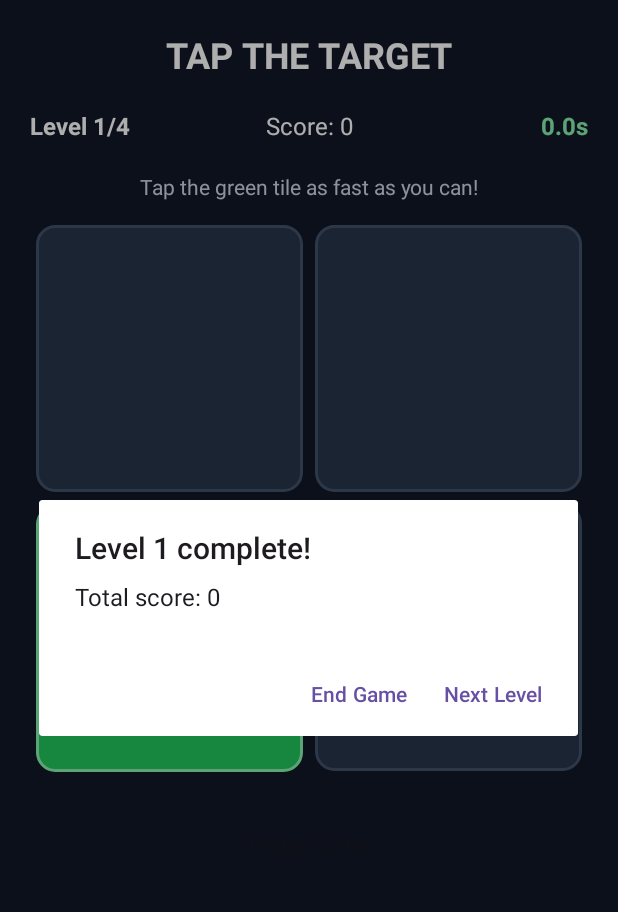
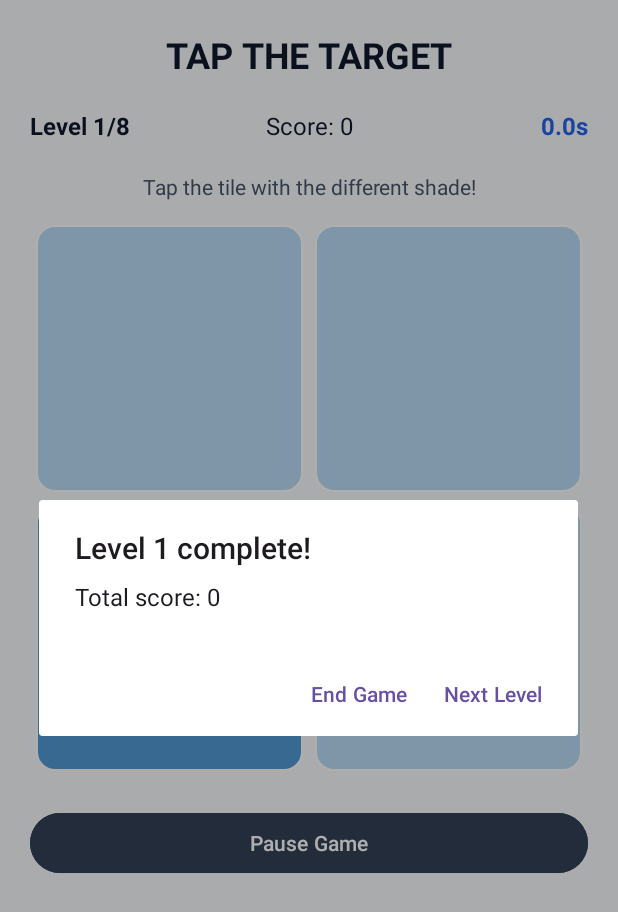
Before and after one commit to kahyikang/Tap-Target-Game, an Android app: the screen it shows after launch (MainActivity), on a phone screen of 412 x 824 dp. Shown: the top 912 px of the screen. Run offline under Robolectric (Android 15) with nearby library versions, the phone set to English and light mode, and no system bars.

Commit message:
Add levels 5-8 with increasing color difficulty

```diff
--- a/app/src/main/java/my/edu/utar/p1_kang_kah_yi_2302786/MainActivity.java
+++ b/app/src/main/java/my/edu/utar/p1_kang_kah_yi_2302786/MainActivity.java
@@ -21,26 +21,37 @@ import java.util.Random;
 
 public class MainActivity extends AppCompatActivity {
 
-    // Add new LevelConfig(6), LevelConfig(7), etc. here in the future.
+    // Each level has one normal tile color and one target tile color.
+    // The colors become more similar as levels get harder.
     private static class LevelConfig {
         final int gridSize;
         final long durationMs;
+        final int normalColor;
+        final int targetColor;
 
-        LevelConfig(int gridSize) {
-            this(gridSize, 5_000L);
+        LevelConfig(int gridSize, String normalHex, String targetHex) {
+            this(gridSize, normalHex, targetHex, 5_000L);
         }
 
-        LevelConfig(int gridSize, long durationMs) {
+        LevelConfig(int gridSize, String normalHex, String targetHex, long durationMs) {
             this.gridSize = gridSize;
             this.durationMs = durationMs;
+            this.normalColor = Color.parseColor(normalHex);
+            this.targetColor = Color.parseColor(targetHex);
         }
     }
 
+    // Format: LevelConfig(gridSize, normalTileColor, targetTileColor).
+    // All levels last 5 seconds by default.
     private final List<LevelConfig> levels = Arrays.asList(
-            new LevelConfig(2), // Level 1: 4 tiles
-            new LevelConfig(3), // Level 2: 9 tiles
-            new LevelConfig(4), // Level 3: 16 tiles
-            new LevelConfig(5)  // Level 4: 25 tiles
+            new LevelConfig(2, "#B9DCF4", "#5299D3"), // Level 1: blue, 2 x 2
+            new LevelConfig(3, "#B9E4D5", "#78C5AA"), // Level 2: mint, 3 x 3
+            new LevelConfig(4, "#D8C8EB", "#BCA7D6"), // Level 3: lavender, 4 x 4
+            new LevelConfig(5, "#E9D4C6", "#DCC1AF"), // Level 4: peach, 5 x 5
+            new LevelConfig(6, "#B8DADA", "#A5C8C7"), // Level 5: teal, 6 x 6
+            new LevelConfig(7, "#D9D6EA", "#CCC9DF"), // Level 6: lilac, 7 x 7
+            new LevelConfig(8, "#DEDFCE", "#D1D3C5"), // Level 7: sage, 8 x 8
+            new LevelConfig(9, "#E4DBDF", "#D9D1D6")  // Level 8: rose-gray, 9 x 9
     );
 
     private enum GameState {
@@ -113,16 +124,18 @@ public class MainActivity extends AppCompatActivity {
         gameGrid.setRowCount(size);
         gameGrid.setColumnCount(size);
 
-        int margin = dp(4);
+        // Use smaller gaps for larger boards so 6x6 through 9x9 fit the screen.
+        int margin = size >= 6 ? dp(2) : dp(4);
         int boardWidth = gameGrid.getWidth();
-        int tileSize = Math.max(dp(28), (boardWidth - size * margin * 2) / size);
+
+        // Avoid a fixed minimum tile size, which could make Level 8 overflow.
+        int tileSize = Math.max(1, (boardWidth - size * margin * 2) / size);
 
         for (int index = 0; index < size * size; index++) {
             final int tileIndex = index;
             TextView tile = new TextView(this);
             tile.setGravity(Gravity.CENTER);
-            tile.setTextSize(24f);
-            tile.setTextColor(Color.WHITE);
+            // No star or label: players spot the target by its color alone.
             tile.setContentDescription("Tile " + (index + 1));
             tile.setBackground(tileBackground(false));
             tile.setOnClickListener(v -> handleTileTap(tileIndex));
@@ -162,7 +175,6 @@ public class MainActivity extends AppCompatActivity {
             boolean active = index == highlightedIndex;
             TextView tile = tiles.get(index);
             tile.setBackground(tileBackground(active));
-            tile.setText(active ? "★" : "");
             tile.setContentDescription(active
                     ? "Highlighted target, tile " + (index + 1)
                     : "Tile " + (index + 1));
@@ -170,11 +182,13 @@ public class MainActivity extends AppCompatActivity {
     }
 
     private GradientDrawable tileBackground(boolean active) {
+        LevelConfig current = levels.get(levelIndex);
         GradientDrawable background = new GradientDrawable();
         background.setShape(GradientDrawable.RECTANGLE);
         background.setCornerRadius(dp(12));
-        background.setColor(Color.parseColor(active ? "#22C55E" : "#273449"));
-        background.setStroke(dp(2), Color.parseColor(active ? "#86EFAC" : "#40516A"));
+        background.setColor(active ? current.targetColor : current.normalColor);
+        // Keep identical borders on all tiles; the color is the only clue.
+        background.setStroke(dp(1), Color.parseColor("#FFFFFF"));
         return background;
     }
 
--- a/app/src/main/res/layout/activity_main.xml
+++ b/app/src/main/res/layout/activity_main.xml
@@ -5,14 +5,14 @@
     android:orientation="vertical"
     android:gravity="center_horizontal"
     android:padding="20dp"
-    android:background="#111827">
+    android:background="#F8FAFC">
 
     <TextView
         android:layout_width="match_parent"
         android:layout_height="wrap_content"
         android:gravity="center"
         android:text="TAP THE TARGET"
-        android:textColor="#FFFFFF"
+        android:textColor="#0F172A"
         android:textStyle="bold"
         android:textSize="24sp"
         android:layout_marginBottom="20dp" />
@@ -31,7 +31,7 @@
             android:text="Level 1/4"
             android:textStyle="bold"
             android:textSize="16sp"
-            android:textColor="#FFFFFF" />
+            android:textColor="#0F172A" />
 
         <TextView
             android:id="@+id/scoreText"
@@ -41,7 +41,7 @@
             android:gravity="center"
             android:text="Score: 0"
             android:textSize="16sp"
-            android:textColor="#FFFFFF" />
+            android:textColor="#0F172A" />
 
         <TextView
             android:id="@+id/timerText"
@@ -52,7 +52,7 @@
             android:text="5.0s"
             android:textStyle="bold"
             android:textSize="16sp"
-            android:textColor="#86EFAC" />
+            android:textColor="#2563EB" />
     </LinearLayout>
 
     <TextView
@@ -61,8 +61,8 @@
         android:gravity="center"
         android:layout_marginTop="20dp"
         android:layout_marginBottom="12dp"
-        android:text="Tap the green tile as fast as you can!"
-        android:textColor="#CBD5E1"
+        android:text="Tap the tile with the different shade!"
+        android:textColor="#475569"
         android:textSize="14sp" />
 
     <GridLayout
@@ -77,6 +77,9 @@
         android:layout_width="match_parent"
         android:layout_height="wrap_content"
         android:layout_marginTop="20dp"
-        android:text="Pause Game" />
+        android:text="Pause Game"
+        android:textAllCaps="false"
+        android:textColor="#FFFFFF"
+        android:backgroundTint="#334155" />
 
 </LinearLayout>
```
